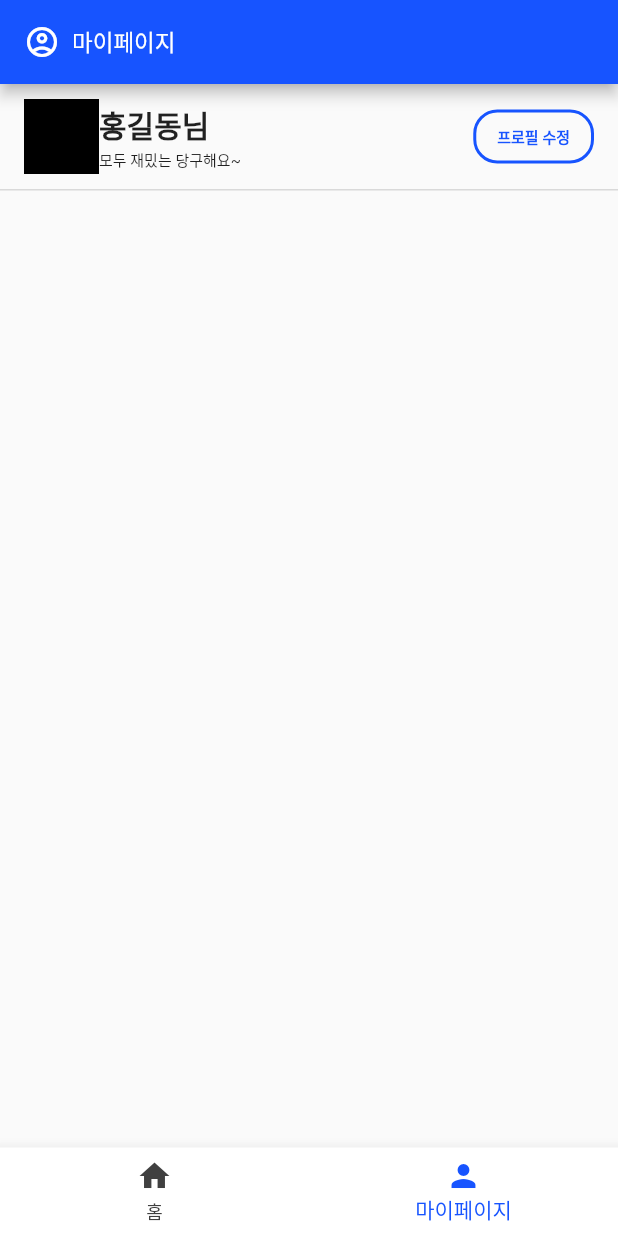
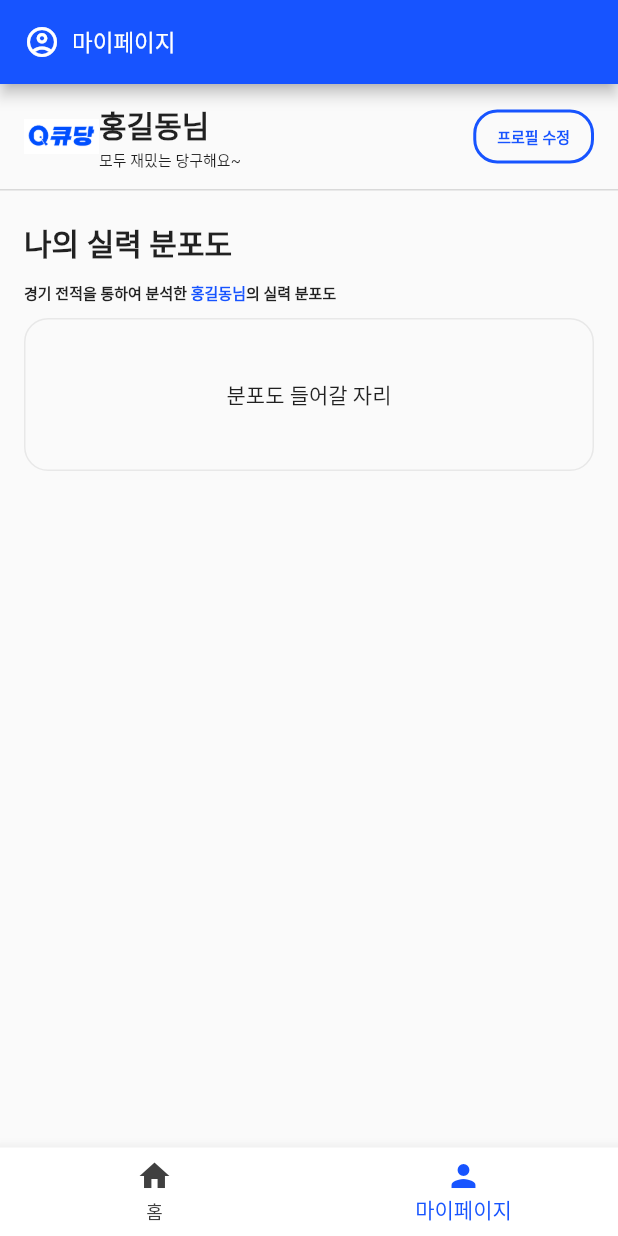
Before and after one commit to Q-Dang/qdang_front, a Flutter app: the screen it shows after launch, item 2 of the bottom bar chosen, on a phone screen of 412 x 824 dp. Run offline on Flutter 3.47's test engine with Material 2 defaults, Android fonts, the phone set to English and light mode, and no system bars.

Commit message:
edit home&mypage screen

```diff
--- /dev/null
+++ b/q_dang/lib/Component/ability_distribution.dart
@@ -0,0 +1,67 @@
+import 'package:flutter/material.dart';
+import 'package:q_dang/Constant/colors.dart';
+
+class AbilityDistribution extends StatelessWidget {
+  String name;
+
+  AbilityDistribution({required this.name});
+  @override
+  Widget build(BuildContext context) {
+    return Padding(
+      padding: const EdgeInsets.fromLTRB(16, 20, 16, 0),
+      child: Column(
+        crossAxisAlignment: CrossAxisAlignment.stretch,
+        children: [
+          Text(
+            '나의 실력 분포도',
+            style: TextStyle(
+              fontSize: 20,
+              fontWeight: FontWeight.w700,
+            ),
+          ),
+          SizedBox(
+            height: 10,
+          ),
+          Row(
+            children: [
+              Text(
+                '경기 전적을 통하여 분석한 ',
+                style: TextStyle(
+                  fontSize: 10,
+                  fontWeight: FontWeight.w700,
+                ),
+              ),
+              Text(
+                '$name님',
+                style: TextStyle(
+                  color: kprimaryColor,
+                  fontSize: 10,
+                  fontWeight: FontWeight.w700,
+                ),
+              ),
+              Text(
+                '의 실력 분포도',
+                style: TextStyle(
+                  fontSize: 10,
+                  fontWeight: FontWeight.w700,
+                ),
+              )
+            ],
+          ),
+          SizedBox(
+            height: 10,
+          ),
+          Container(
+            decoration: BoxDecoration(
+                borderRadius: BorderRadius.circular(16),
+                border: Border.all(color: Color(0xFFE8E8E8))),
+            child: SizedBox(
+                height: 100,
+                width: 100,
+                child: Center(child: Text("분포도 들어갈 자리"))),
+          )
+        ],
+      ),
+    );
+  }
+}
--- a/q_dang/lib/Component/my_profile.dart
+++ b/q_dang/lib/Component/my_profile.dart
@@ -12,11 +12,10 @@ class MyProfile extends StatelessWidget {
       padding: EdgeInsets.symmetric(vertical: 10, horizontal: 16),
       child: Row(
         children: [
-          //Image.asset('myprofile'),
-          SizedBox(
+          Image.asset(
+            'asset/img/logo.png',
+            height: 50,
             width: 50,
-            height: 50,
-            child: Container(color: Colors.black),
           ),
           Expanded(
             child: Column(
--- a/q_dang/lib/Component/new_game_button.dart
+++ b/q_dang/lib/Component/new_game_button.dart
@@ -10,10 +10,10 @@ class NewGameButton extends StatelessWidget {
   Widget build(BuildContext context) {
     return ElevatedButton(
       style: ElevatedButton.styleFrom(
+        elevation: 50,
         backgroundColor: Colors.white,
         shape: const RoundedRectangleBorder(borderRadius: BorderRadius.zero),
       ),
-      onPressed: onPressed,
       child: Padding(
         padding: const EdgeInsets.symmetric(vertical: 10),
         child: Container(
@@ -32,6 +32,7 @@ class NewGameButton extends StatelessWidget {
           ),
         ),
       ),
+      onPressed: onPressed,
     );
   }
 }
--- a/q_dang/lib/Component/record_card_title.dart
+++ b/q_dang/lib/Component/record_card_title.dart
@@ -13,6 +13,7 @@ class RecordCardTitle extends StatelessWidget {
         children: [
           SizedBox(
             width: 80,
+            height: 20,
             child: Container(
               color: mainColor,
               child: Text(
@@ -22,9 +23,6 @@ class RecordCardTitle extends StatelessWidget {
               ),
             ),
           ),
-          Expanded(
-            child: Container(),
-          ),
         ],
       ),
     );
--- a/q_dang/lib/Screen/main_screen.dart
+++ b/q_dang/lib/Screen/main_screen.dart
@@ -44,7 +44,7 @@ class _MainScreenState extends State<MainScreen> {
 
   PreferredSizeWidget selecAppBar() {
     if (_selectedIndex == 1) {
-      return MyPageAppBar();
+      return const MyPageAppBar();
     }
     return const MainAppBar();
   }
--- a/q_dang/lib/Screen/my_page_screen.dart
+++ b/q_dang/lib/Screen/my_page_screen.dart
@@ -1,4 +1,5 @@
 import 'package:flutter/material.dart';
+import 'package:q_dang/Component/ability_distribution.dart';
 import 'package:q_dang/Component/my_profile.dart';
 
 class MyPageScreen extends StatelessWidget {
@@ -14,7 +15,8 @@ class MyPageScreen extends StatelessWidget {
         SizedBox(
           child: Container(color: Color(0xFFD9D9D9)),
           height: 1,
-        )
+        ),
+        AbilityDistribution(name: '홍길동')
       ],
     );
   }
--- a/q_dang/pubspec.yaml
+++ b/q_dang/pubspec.yaml
@@ -46,6 +46,7 @@ dev_dependencies:
   # package. See that file for information about deactivating specific lint
   # rules and activating additional ones.
   flutter_lints: ^2.0.0
+  build_runner: ^2.3.3
 
 # For information on the generic Dart part of this file, see the
 # following page: https://dart.dev/tools/pub/pubspec
@@ -61,6 +62,8 @@ flutter:
   # To add assets to your application, add an assets section, like this:
   assets:
     - asset/img/que.png
+    - asset/img/default_profile.jpeg
+    - asset/img/logo.png
   #   - images/a_dot_ham.jpeg
 
   # An image asset can refer to one or more resolution-specific "variants", see
```
Also changed, not shown: q_dang/lib/Component/main_appbar.dart (+5 -6 lines), q_dang/lib/Component/welcome.dart (+4 -4 lines), q_dang/lib/Screen/home_screen.dart (+21 -13 lines), q_dang/lib/Screen/new_game_screen.dart (+16 -0 lines), q_dang/asset/img/logo.png, q_dang/pubspec.lock.
